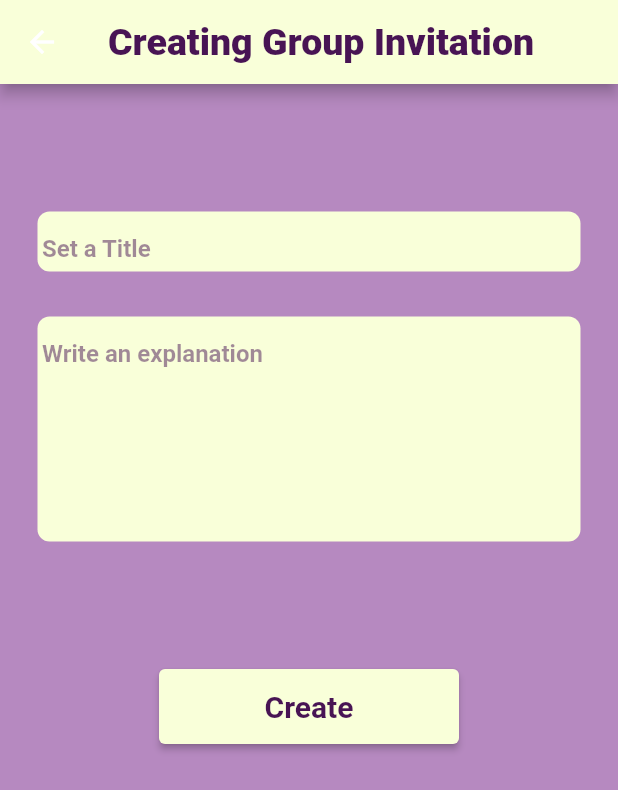
After one commit to fatmasenagenc/funravel, a Flutter app: the CreateGroupInv screen opened directly, on a phone screen of 412 x 824 dp. The commit adds this screen. Shown: the top 790 px of the screen. Run offline on Flutter 3.47's test engine with Material 2 defaults, Android fonts, the phone set to English and light mode, and no system bars; our stand-ins replace cloud_firestore, firebase_auth, firebase_core, flutter_svg; accounts and stored records are empty.

Commit message:
adding create group invitation page and updating database functions

```diff
--- /dev/null
+++ b/lib/screens/create_group_invitation.dart
@@ -0,0 +1,146 @@
+import 'package:flutter/material.dart';
+import '../../constants/contants.dart';
+
+class CreateGroupInv extends StatefulWidget {
+  @override
+  _CreateGroupInv createState() => _CreateGroupInv();
+}
+
+class _CreateGroupInv extends State<CreateGroupInv> {
+  @override
+  Widget build(BuildContext context) {
+    return Scaffold(
+      appBar: AppBar(
+        title: const Text('Creating Group Invitation', style: TextStyle(fontSize: 25,
+            fontWeight: FontWeight.w800,
+            color: kPrimaryDarkenedColor)),
+        centerTitle: true,
+      ),
+        body:
+        Padding(
+            padding: const EdgeInsets.only(top: 70, left: 10, right:10),
+    child: SingleChildScrollView(
+    scrollDirection: Axis.vertical,
+          child: Column(
+            children:[
+              Container(
+
+                margin: const EdgeInsets.all(15.0),
+                padding: const EdgeInsets.all(3.0),
+                height: 40,
+                decoration: BoxDecoration(
+                  color: kSecondaryColor,
+                  borderRadius: BorderRadius.circular(8),
+                ),
+
+                child: SingleChildScrollView(
+                  scrollDirection: Axis.vertical,
+                  child: TextField(
+                      maxLength: 100,
+                      keyboardType: TextInputType.multiline,
+                      maxLines: 3,
+                      controller: TextEditingController(),
+                      style: TextStyle(
+                          color: kPrimaryDarkenedColor, fontWeight: FontWeight.bold),
+                      cursorColor: Colors.black,
+                      onChanged: (input) {
+                        print("changed $input");
+                      },
+                      decoration: InputDecoration(
+                          counterStyle: TextStyle(color: Colors.black,
+                              fontWeight: FontWeight.bold,
+                              fontSize: 13),
+                          focusedBorder: UnderlineInputBorder(
+                            borderSide: BorderSide(
+                                width: 0, color: Colors.white.withOpacity(0)),
+                          ),
+                          enabledBorder: UnderlineInputBorder(
+                            borderSide: BorderSide(
+                                width: 0,
+                                color: Colors.white.withOpacity(0)), //<-- SEE HERE
+                          ),
+                          border: UnderlineInputBorder(
+                            borderSide: BorderSide(
+                                width: 2,
+                                color: Colors.white.withOpacity(0)), //<-- SEE HERE
+                          ),
+                          hintText: "Set a Title",
+                          hintStyle: TextStyle(
+                              color: kPrimaryDarkenedColor.withOpacity(0.5),
+                              fontWeight: FontWeight.bold)
+                      )
+                    // controller and etc.
+                  ),
+                ),
+              ),
+              Container(
+                margin: const EdgeInsets.all(15.0),
+                padding: const EdgeInsets.all(3.0),
+                height: 150,
+                decoration: BoxDecoration(
+                  color: kSecondaryColor,
+                  borderRadius: BorderRadius.circular(8),
+                ),
+                child: SingleChildScrollView(
+                  scrollDirection: Axis.vertical,
+                  child: TextField(
+                      maxLength: 500,
+                      keyboardType: TextInputType.multiline,
+                      maxLines: 10,
+                      controller: TextEditingController(),
+                      style: TextStyle(
+                          color: kPrimaryDarkenedColor, fontWeight: FontWeight.bold),
+                      cursorColor: Colors.black,
+                      onChanged: (input) {
+                        print("changed $input");
+                      },
+                      decoration: InputDecoration(
+                          counterStyle: TextStyle(color: Colors.black,
+                              fontWeight: FontWeight.bold,
+                              fontSize: 13),
+                          focusedBorder: UnderlineInputBorder(
+                            borderSide: BorderSide(
+                                width: 0, color: Colors.white.withOpacity(0)),
+                          ),
+                          enabledBorder: UnderlineInputBorder(
+                            borderSide: BorderSide(
+                                width: 0,
+                                color: Colors.white.withOpacity(0)), //<-- SEE HERE
+                          ),
+                          border: UnderlineInputBorder(
+                            borderSide: BorderSide(
+                                width: 2,
+                                color: Colors.white.withOpacity(0)), //<-- SEE HERE
+                          ),
+                          hintText: "Write an explanation",
+                          hintStyle: TextStyle(
+                              color: kPrimaryDarkenedColor.withOpacity(0.5),
+                              fontWeight: FontWeight.bold)
+                      )
+                    // controller and etc.
+                  ),
+                ),
+              ),
+          SizedBox(height:70, width:20,),
+          ElevatedButton(
+            style: ElevatedButton.styleFrom(
+              backgroundColor: kSecondaryColor,
+              fixedSize: const Size(200, 50),
+              //padding: const EdgeInsets.symmetric(horizontal: 40, vertical: 12),
+            ),
+            onPressed: () =>
+            {}, child: Text('Create',
+              style: TextStyle(fontSize: 20, fontWeight: FontWeight.bold, color: kPrimaryDarkenedColor)),
+          ),
+
+            ]
+          )
+    )
+        )
+    );
+  }
+
+  groupList(){
+
+  }
+}
--- a/lib/screens/nav_screens/nav_5_profile.dart
+++ b/lib/screens/nav_screens/nav_5_profile.dart
@@ -13,9 +13,9 @@ class NavProfile extends StatefulWidget {
 }
 
 class _NavProfileState extends State<NavProfile> {
-
   String? userName = "";
   String? userPic = "";
+
   AuthService _authService = AuthService();
 
   Future _getDataFromDatabase() async
--- a/pubspec.yaml
+++ b/pubspec.yaml
@@ -45,6 +45,7 @@ dev_dependencies:
   firebase_core: ^1.20.0
   cloud_firestore: ^3.3.0
   firebase_core_platform_interface: 4.5.1
+  shared_preferences: ^2.0.15
 
 
   # The "flutter_lints" package below contains a set of recommended lints to
```
Also changed, not shown: lib/screens/concert_screen.dart (+6 -1 lines), lib/service/auth.dart (+10 -12 lines), lib/service/database.dart (added, +31 -0 lines), pubspec.lock.
